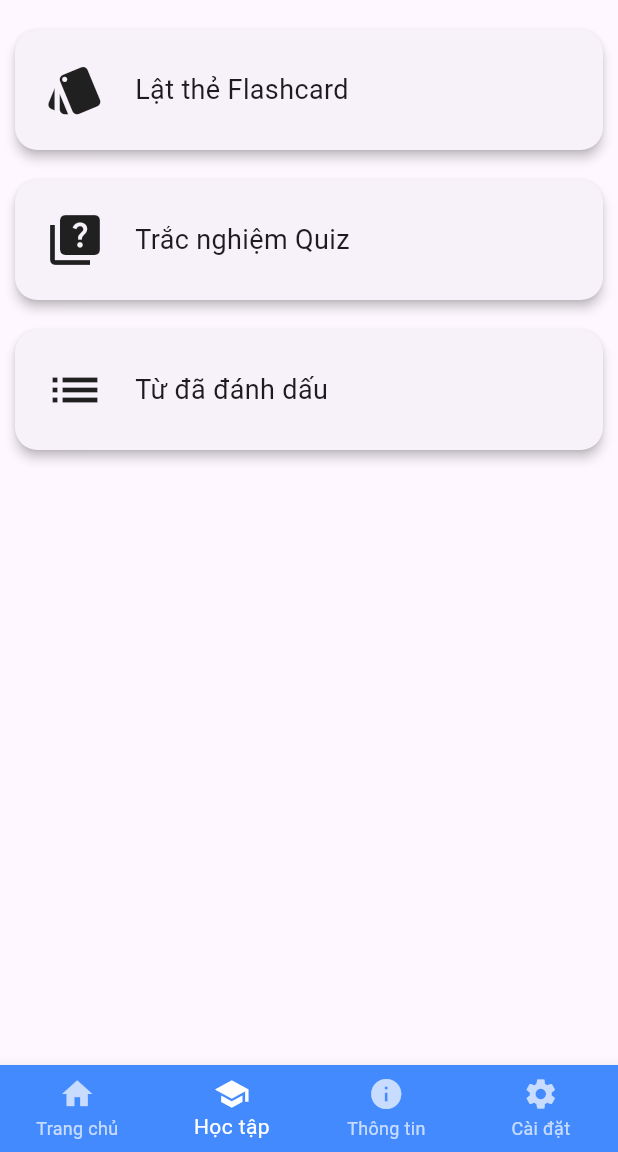
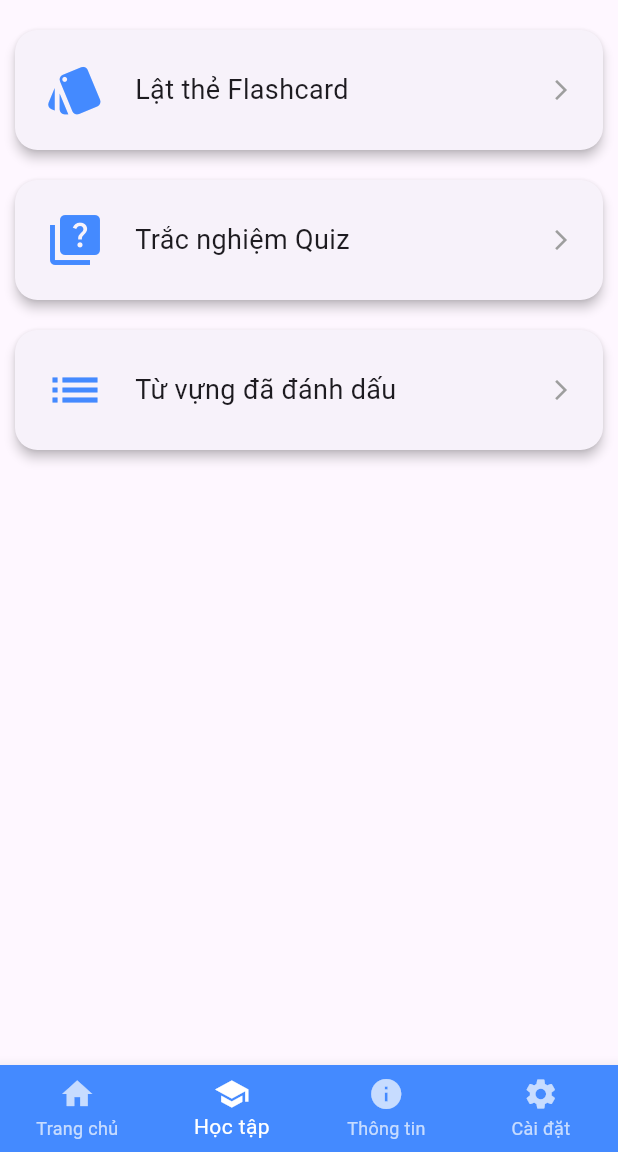
Before and after one commit to hahiep205/2025_2_LTTBDD_N02_Nhom_11, a Flutter app: the screen it shows after launch, after a tap on "Lật thẻ Flashcard", after a tap on "Quay lại", on a phone screen of 412 x 824 dp, the part 84-1236 px from its top. Run offline on Flutter 3.47's test engine with Material 3 defaults, Android fonts, the phone set to English and light mode, and no system bars.

Commit message:
Cập nhật button xóa card  cho trang saved words

```diff
--- a/lib/main.dart
+++ b/lib/main.dart
@@ -269,7 +269,7 @@ class _HomeState extends State<Home> {
                         ))
                 // ================= SAVED =================
                 : study == 3
-                ? SavedFlashcardScreen(
+                ? thedadanhdau(
                     tuvung: tuvung,
                     onBack: () {
                       setState(() {
@@ -354,7 +354,7 @@ class _HomeState extends State<Home> {
           ),
 
           // TRANG THÔNG TIN
-          const AboutScreen(),
+          AboutScreen(english: tienganh),
 
           // TRANG CÀI ĐẶT
           SettingsScreen(
--- a/lib/screens/about_screen.dart
+++ b/lib/screens/about_screen.dart
@@ -1,40 +1,155 @@
 import 'package:flutter/material.dart';
+import 'app_text.dart';
 
 class AboutScreen extends StatelessWidget {
-  const AboutScreen({super.key});
+  final bool english;
+  const AboutScreen({super.key, required this.english});
+
+  Widget _statCard(String value, String label, IconData icon) {
+    return Expanded(
+      child: Card(
+        elevation: 3,
+        shape: RoundedRectangleBorder(
+          borderRadius: BorderRadius.circular(15),
+        ),
+        child: Padding(
+          padding: const EdgeInsets.symmetric(vertical: 18),
+          child: Column(
+            children: [
+              Icon(icon, color: Colors.blueAccent, size: 28),
+              const SizedBox(height: 8),
+              Text(
+                value,
+                style: const TextStyle(
+                  fontSize: 20,
+                  fontWeight: FontWeight.bold,
+                ),
+              ),
+              const SizedBox(height: 4),
+              Text(
+                label,
+                style: const TextStyle(fontSize: 13, color: Colors.grey),
+              ),
+            ],
+          ),
+        ),
+      ),
+    );
+  }
+
+  Widget memberCard(String name, String mssv) {
+    return Card(
+      elevation: 3,
+      shape: RoundedRectangleBorder(
+        borderRadius: BorderRadius.circular(15),
+      ),
+      margin: const EdgeInsets.symmetric(vertical: 6),
+      child: Padding(
+        padding: const EdgeInsets.all(18),
+        child: Row(
+          children: [
+            const Icon(Icons.person, size: 36, color: Colors.blueAccent),
+            const SizedBox(width: 20),
+            Column(
+              crossAxisAlignment: CrossAxisAlignment.start,
+              children: [
+                Text(
+                  name,
+                  style: const TextStyle(
+                    fontSize: 16,
+                    fontWeight: FontWeight.w600,
+                  ),
+                ),
+                const SizedBox(height: 4),
+                Text(
+                  'MSSV: $mssv',
+                  style: const TextStyle(fontSize: 13, color: Colors.grey),
+                ),
+              ],
+            ),
+            const Spacer(),
+            const Icon(Icons.info_outline, color: Colors.grey),
+          ],
+        ),
+      ),
+    );
+  }
 
   @override
   Widget build(BuildContext context) {
-    return Padding(
-      padding: const EdgeInsets.all(20.0),
+    final t = AppText(english);
+    return SingleChildScrollView(
+      padding: const EdgeInsets.all(16),
       child: Column(
-        mainAxisAlignment: MainAxisAlignment.center,
+        crossAxisAlignment: CrossAxisAlignment.start,
         children: [
-          const CircleAvatar(
-            radius: 45,
-            backgroundColor: Colors.blueAccent,
-            child: Icon(Icons.group, size: 42, color: Colors.white),
-          ),
-          const SizedBox(height: 15),
-          const Text(
-            'NHÓM 11 - Lập Trình Cho Thiết Bị Di Động',
-            style: TextStyle(fontSize: 15, fontWeight: FontWeight.bold),
-          ),
-          const SizedBox(height: 20),
-          Card(
-            elevation: 2,
-            child: ListTile(
-              leading: const Icon(Icons.person, color: Colors.blueAccent),
-              title: const Text(
-                'Hà Văn Hiệp',
-                style: TextStyle(
-                  fontSize: 14,
-                  fontWeight: FontWeight.w600,
+          // Banner header
+          Container(
+            width: double.infinity,
+            padding: const EdgeInsets.symmetric(
+              horizontal: 20,
+              vertical: 24,
+            ),
+            decoration: BoxDecoration(
+              color: Colors.blueAccent,
+              borderRadius: BorderRadius.circular(16),
+            ),
+            child: Row(
+              children: [
+                const CircleAvatar(
+                  radius: 28,
+                  backgroundColor: Colors.white24,
+                  child: Icon(Icons.group, size: 30, color: Colors.white),
                 ),
-              ),
-              subtitle: const Text('MSSV: 23010104'),
+                const SizedBox(width: 16),
+                Column(
+                  crossAxisAlignment: CrossAxisAlignment.start,
+                  children: [
+                    Text(
+                      t.infoGroup,
+                      style: const TextStyle(
+                        fontSize: 18,
+                        fontWeight: FontWeight.bold,
+                        color: Colors.white,
+                      ),
+                    ),
+                    const SizedBox(height: 4),
+                    Text(
+                      t.infoClass,
+                      style: const TextStyle(
+                        fontSize: 15,
+                        color: Colors.white70,
+                      ),
+                    ),
+                  ],
+                ),
+              ],
             ),
           ),
+
+          const SizedBox(height: 20),
+
+          // Stat cards
+          Row(
+            children: [
+              _statCard('1.0.0', t.infoVersion, Icons.phone_android),
+              const SizedBox(width: 12),
+              _statCard('2025', t.infoYear, Icons.calendar_today),
+            ],
+          ),
+
+          const SizedBox(height: 20),
+
+          // Members section
+          Text(
+            t.infoMembers,
+            style: const TextStyle(
+              fontSize: 17,
+              fontWeight: FontWeight.bold,
+            ),
+          ),
+          const SizedBox(height: 10),
+          memberCard('Hà Văn Hiệp', '23010104'),
         ],
       ),
     );
--- a/lib/screens/app_text.dart
+++ b/lib/screens/app_text.dart
@@ -6,11 +6,11 @@ class AppText {
   String get subtitle =>
       english ? 'What to learn today?' : 'Hôm nay học gì nào?';
   String get totalWords => english ? 'Vocabulary' : 'Từ vựng';
-  String get saved => english ? 'Saved' : 'Đã lưu';
+  String get saved => english ? ' Saved Words' : 'Từ vựng đã đánh dấu';
   String get quickLearn => english ? 'Quick Study' : 'Học tập nhanh';
   String get flashcard => english ? 'Flashcard' : 'Lật thẻ Flashcard';
   String get quiz => english ? 'Quiz' : 'Trắc nghiệm Quiz';
-  String get savedList => english ? 'Saved Words' : 'Từ đã đánh dấu';
+  String get savedList => english ? 'Saved Words' : 'Từ vựng đã đánh dấu';
   String get back => english ? 'Back' : 'Quay lại';
   String get chooseTopicFlashcard =>
       english ? 'Choose Flashcard Topic' : 'Chọn chủ đề Lật thẻ';
@@ -18,8 +18,9 @@ class AppText {
       english ? 'Choose Quiz Topic' : 'Chọn chủ đề Quiz';
   String get savedTitle =>
       english ? 'Saved flashcards:' : 'Danh sách các từ đã đánh dấu:';
-  String get noSaved =>
-      english ? 'No saved flashcards' : 'Chưa có flashcard nào được lưu';
+  String get noSaved => english
+      ? 'No saved flashcards'
+      : 'Chưa có flashcard nào được đánh dấu';
   String get result => english ? 'Result' : 'Kết quả';
   String get retry => english ? 'Retry' : 'Làm lại';
   String get next => english ? 'Next →' : 'Câu tiếp theo →';
@@ -47,4 +48,13 @@ class AppText {
   String get settingDark => english ? 'Dark Mode' : 'Chế độ: Dark Mode';
   String get settingVersion =>
       english ? 'App Version' : 'Phiên bản ứng dụng';
+  String get infoGroup => english
+      ? 'GROUP 11 - Mobile Device Programming'
+      : 'NHÓM 11 - Lập Trình Cho Thiết Bị Di Động';
+  String get infoClass => english
+      ? 'Course: CSE702027-1-2-25(N02)'
+      : 'Lớp học phần: CSE702027-1-2-25(N02)';
+  String get infoMembers => english ? 'Members' : 'Thành viên';
+  String get infoVersion => english ? 'Version' : 'Phiên bản';
+  String get infoYear => english ? 'Year' : 'Năm';
 }
--- a/lib/screens/study-saved.dart
+++ b/lib/screens/study-saved.dart
@@ -1,12 +1,12 @@
 import 'package:flutter/material.dart';
 import 'app_text.dart';
 
-class SavedFlashcardScreen extends StatelessWidget {
+class thedadanhdau extends StatefulWidget {
   final Map tuvung;
   final VoidCallback onBack;
   final bool english;
 
-  const SavedFlashcardScreen({
+  const thedadanhdau({
     super.key,
     required this.tuvung,
     required this.onBack,
@@ -14,12 +14,22 @@ class SavedFlashcardScreen extends StatelessWidget {
   });
 
   @override
+  State<thedadanhdau> createState() => _thedadanhdauState();
+}
+
+class _thedadanhdauState extends State<thedadanhdau> {
+  void _unsave(Map card) {
+    setState(() {
+      card['saved'] = false;
+    });
+  }
+
+  @override
   Widget build(BuildContext context) {
-    final t = AppText(english);
+    final t = AppText(widget.english);
 
     List savedCards = [];
-
-    tuvung.forEach((key, list) {
+    widget.tuvung.forEach((key, list) {
       for (var card in list) {
         if (card['saved'] == true) {
           savedCards.add(card);
@@ -34,7 +44,7 @@ class SavedFlashcardScreen extends StatelessWidget {
           child: Card(
             elevation: 2,
             child: TextButton.icon(
-              onPressed: onBack,
+              onPressed: widget.onBack,
               icon: const Icon(Icons.arrow_back),
               label: Text(t.back),
             ),
@@ -67,6 +77,13 @@ class SavedFlashcardScreen extends StatelessWidget {
                         ),
                         title: Text(savedCards[i]['en']),
                         subtitle: Text(savedCards[i]['vi']),
+                        trailing: IconButton(
+                          icon: const Icon(
+                            Icons.delete_outline,
+                            color: Colors.redAccent,
+                          ),
+                          onPressed: () => _unsave(savedCards[i]),
+                        ),
                       ),
                     );
                   },
--- a/lib/screens/study_menu.dart
+++ b/lib/screens/study_menu.dart
@@ -24,9 +24,15 @@ class StudyMenuScreen extends StatelessWidget {
           padding: const EdgeInsets.all(20),
           child: Row(
             children: [
-              Icon(icon, size: 40),
+              Icon(icon, size: 40, color: Colors.blueAccent),
               const SizedBox(width: 20),
               Text(text, style: const TextStyle(fontSize: 18)),
+              const Spacer(),
+              const Icon(
+                Icons.arrow_forward_ios,
+                size: 16,
+                color: Colors.grey,
+              ),
             ],
           ),
         ),
```
